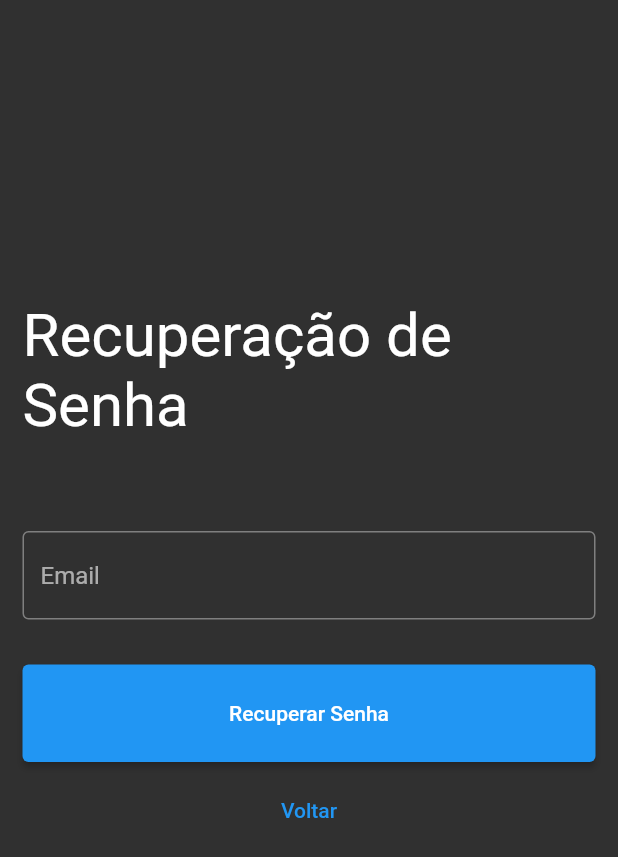
After one commit to RichardKingJr1/jjc2, a Flutter app: the RecuperarSenha screen opened by its route, on a phone screen of 412 x 824 dp. The commit adds this screen. Shown: the top 857 px of the screen. Run offline on Flutter 3.47's test engine with Material 2 defaults, Android fonts, the phone set to English and light mode, and no system bars; drawn by our look-alikes of loader_overlay; our stand-ins replace youtube_player_flutter; network calls fail; statements that could not run were skipped.

Commit message:
recuperar senha adicionado

```diff
--- a/lib/router_generator.dart
+++ b/lib/router_generator.dart
@@ -4,6 +4,7 @@ import 'package:jjc/screen/aula/aula.dart';
 import 'package:jjc/screen/home/home.dart';
 import 'package:jjc/screen/login/criar_conta.dart';
 import 'package:jjc/screen/login/login.dart';
+import 'package:jjc/screen/login/recuperar_senha.dart';
 import 'package:jjc/screen/m_lib/m_lib.dart';
 import 'package:jjc/screen/perfil/perfil.dart';
 import 'package:jjc/screen/posicoes/posicoes.dart';
@@ -54,6 +55,9 @@ class RouteGenerator {
       case '/plans':
         return MaterialPageRoute(builder: (_) => t_plans());
 
+      case '/recuperar_senha':
+        return MaterialPageRoute(builder: (_) => RecuperarSenha());
+
       default:
         // If there is no such named route in the switch statement, e.g. /third
         return _errorRoute();
--- a/lib/screen/login/login.dart
+++ b/lib/screen/login/login.dart
@@ -88,6 +88,18 @@ class _LoginState extends State<Login> {
                 ),
                 Container(
                   child: TextButton(
+                    style: ElevatedButton.styleFrom(minimumSize: Size(400, 65)),
+                    // fromHeight use double.infinity as width and 40 is the height
+                    child: Text('Recuperar senha'),
+                    onPressed: () =>
+                        //{Navigator.of(context).pushNamed('/criar_conta')},
+                        Navigator.of(context).pushNamedAndRemoveUntil(
+                            '/recuperar_senha',
+                            (Route<dynamic> route) => false),
+                  ),
+                ),
+                Container(
+                  child: TextButton(
                       style:
                           ElevatedButton.styleFrom(minimumSize: Size(400, 65)),
                       // fromHeight use double.infinity as width and 40 is the height
--- /dev/null
+++ b/lib/screen/login/recuperar_senha.dart
@@ -0,0 +1,132 @@
+import 'package:flutter/material.dart';
+import 'dart:convert';
+import 'package:http/http.dart' as http;
+import 'package:jjc/global_services/global.dart' as global;
+import 'package:loader_overlay/loader_overlay.dart';
+
+class RecuperarSenha extends StatefulWidget {
+  final url = Uri.parse(global.endereco + 'recuperar_senha');
+
+  RecuperarSenha({Key? key}) : super(key: key);
+
+  @override
+  _RecuperarSenhaState createState() => _RecuperarSenhaState();
+}
+
+class _RecuperarSenhaState extends State<RecuperarSenha> {
+  String email = '';
+
+  TextEditingController _controller_email = TextEditingController();
+
+  @override
+  void initState() {
+    print('object');
+  }
+
+  @override
+  Widget build(BuildContext context) {
+    return Scaffold(
+      body: Material(
+        child: SafeArea(
+          child: Container(
+            transform: Matrix4.translationValues(0.0, 200.0, 0.0),
+            padding: EdgeInsets.symmetric(horizontal: 15),
+            child: Column(
+              children: [
+                Container(
+                  margin: EdgeInsets.only(bottom: 60),
+                  child: Text(
+                    'Recuperação de Senha',
+                    style: TextStyle(fontSize: 40),
+                  ),
+                ),
+                Container(
+                  margin: EdgeInsets.only(bottom: 20),
+                  child: TextFormField(
+                    decoration: InputDecoration(
+                      hintText: "Email",
+                      border: OutlineInputBorder(),
+                    ),
+                    onChanged: (value) => setState(() => email = value),
+                  ),
+                ),
+                Container(
+                  margin: EdgeInsets.only(top: 10),
+                  child: ElevatedButton(
+                    style: ElevatedButton.styleFrom(minimumSize: Size(400, 65)),
+                    // fromHeight use double.infinity as width and 40 is the height
+                    child: Text('Recuperar Senha'),
+                    //onPressed: () => {submit()},
+                    onPressed: () => {},
+                  ),
+                ),
+                Container(
+                  child: TextButton(
+                      style:
+                          ElevatedButton.styleFrom(minimumSize: Size(400, 65)),
+                      // fromHeight use double.infinity as width and 40 is the height
+                      child: Text('Voltar'),
+                      onPressed: () =>
+                          //{Navigator.of(context).pushNamed('/criar_conta')},
+                          Navigator.of(context).pushNamedAndRemoveUntil(
+                              '/login', (Route<dynamic> route) => false)),
+                )
+              ],
+            ),
+          ),
+        ),
+      ),
+    );
+  }
+
+  /* void submit() async {
+    Map dataObj = {'email': email};
+
+    context.loaderOverlay.show();
+    //String S_dataObj = jsonEncode(dataObj);
+
+    await http
+        .post(widget.url,
+            headers: {"Content-Type": "application/json"},
+            body: jsonEncode(dataObj))
+        .then((response) {
+      if (response.statusCode == 200) {
+        //Fazer login no global service
+        dialog(context, "Recuperação da senha enviada para o seu email");
+        Navigator.of(context)
+            .pushNamedAndRemoveUntil('/', (Route<dynamic> route) => false);
+      } else {
+        //Alerta de senha ou email incorretos
+        dialog(context, "Erro");
+        _controller_email.clear();
+      }
+    });
+
+    context.loaderOverlay.hide();
+  } */
+}
+
+/* Widget dialog(BuildContext context, msg) {
+  showDialog(
+    context: context,
+    builder: (BuildContext context) {
+      return Container(
+        child: AlertDialog(
+          title: Text(msg),
+          actions: [
+            Align(
+              alignment: Alignment.center,
+              child: TextButton(
+                  onPressed: () {
+                    Navigator.of(context).pop();
+                  },
+                  child: Text("Ok")),
+            )
+          ],
+        ),
+      );
+    },
+  );
+  return Text('dsfadsf');
+}
+ */
```
